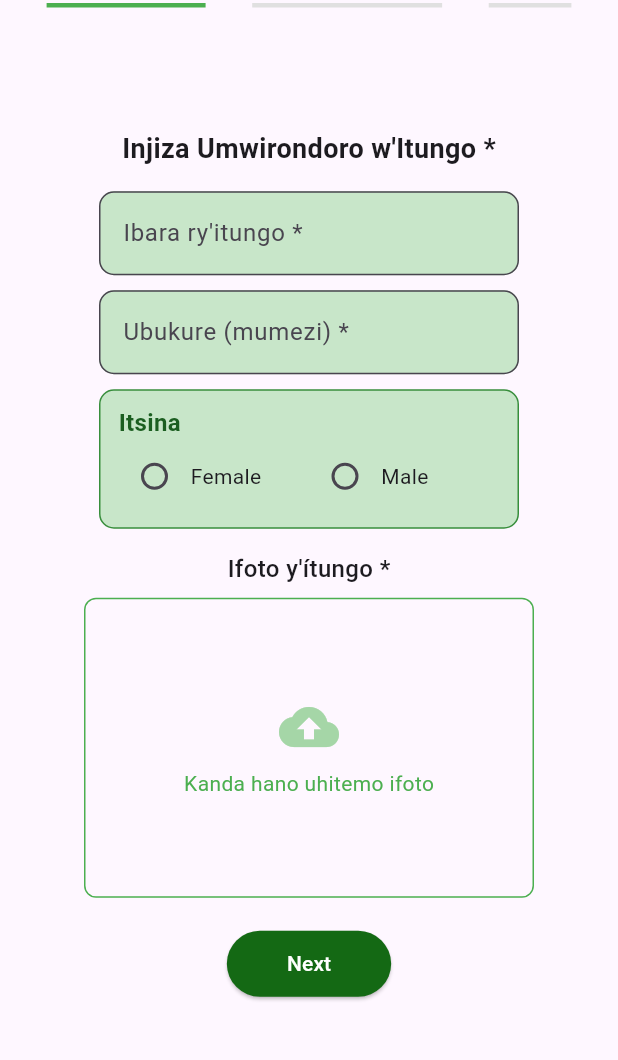
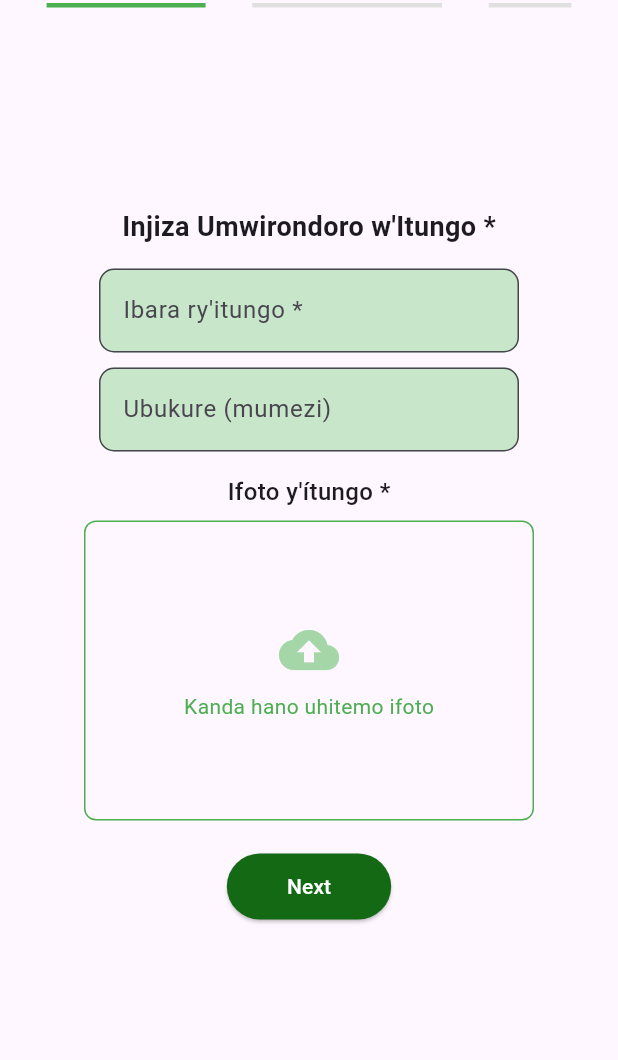
Before and after one commit to mugwaneza/MyFlutterUIdartFrogBknd, a Flutter app: the kwinjiza_itungo_form screen opened directly, after a tap on "Next", after a tap on "Back", on a phone screen of 412 x 824 dp, the part 126-1186 px from its top. Run offline on Flutter 3.47's test engine with Material 3 defaults, Android fonts, the phone set to English and light mode, and no system bars; our stand-ins replace file_picker, image_picker; missing offline and left inert: dotenv, postgres; network calls fail.

Commit message:
Itungo registration update

```diff
--- a/ndagiza/lib/pages/amatungo/kwinjiza_itungo_form.dart
+++ b/ndagiza/lib/pages/amatungo/kwinjiza_itungo_form.dart
@@ -209,6 +209,7 @@ class SharedFormData {
   dynamic ukozruui;
   dynamic uzmuui;
   dynamic selectedIsoko;
+  String? categoryText;
 }
 
 /// **Step 1 - Personal Details**
@@ -251,7 +252,7 @@ class PersonalDetailsStep extends StatelessWidget {
             ],
           ),
           _buildTextField(
-            "Ubukure (mumezi) *",
+            "Ubukure (mumezi)",
             ubukureController,
             keyboardType: TextInputType.numberWithOptions(decimal: true),
             inputFormatters: [
@@ -259,7 +260,6 @@ class PersonalDetailsStep extends StatelessWidget {
               LengthLimitingTextInputFormatter(6),
             ],
           ),
-          _buildGenderSelector(formData),
           SizedBox(height: 10),
           Text(
             "Ifoto y'ítungo *",
@@ -343,63 +343,59 @@ class PersonalDetailsStep extends StatelessWidget {
     );
   }
 
-  Widget _buildGenderSelector(SharedFormData formData) {
-    return Container(
-      width: 280,
-      margin: EdgeInsets.symmetric(vertical: 5),
-      padding: EdgeInsets.symmetric(horizontal: 12, vertical: 10),
-      decoration: BoxDecoration(
-        color: Colors.green[100],
-        borderRadius: BorderRadius.circular(10),
-        border: Border.all(color: Colors.green.shade700),
-      ),
-      child: Column(
-        crossAxisAlignment: CrossAxisAlignment.start,
-        children: [
-          Text(
-            "Itsina",
-            style: TextStyle(
-              fontSize: 16,
-              fontWeight: FontWeight.bold,
-              color: Colors.green.shade900,
-            ),
-          ),
-          Row(
-            children: [
-              Expanded(
-                child: Row(
-                  children: [
-                    Radio<String>(
-                      value: 'Female',
-                      groupValue: formData.igitsina,
-                      onChanged: (String? value) {
-                        formData.igitsina = value;
-                      },
-                    ),
-                    const Text('Female'),
-                  ],
-                ),
-              ),
-              Expanded(
-                child: Row(
-                  children: [
-                    Radio<String>(
-                      value: 'Male',
-                      groupValue: formData.igitsina,
-                      onChanged: (String? value) {
-                        formData.igitsina = value;
-                      },
-                    ),
-                    const Text('Male'),
-                  ],
-                ),
-              ),
-            ],
-          ),
-        ],
-      ),
-    );
-  }
+  // Widget _buildGenderSelector(SharedFormData formData) {
+  //   if (_selectedCategory == null ||
+  //       !genderByCategory.containsKey(_selectedCategory)) {
+  //     return const SizedBox();
+  //   }
+
+  //   final genders = genderByCategory[_selectedCategory]!;
+
+  //   return Container(
+  //     width: 280,
+  //     margin: const EdgeInsets.symmetric(vertical: 5),
+  //     padding: const EdgeInsets.symmetric(horizontal: 12, vertical: 10),
+  //     decoration: BoxDecoration(
+  //       color: Colors.green[100],
+  //       borderRadius: BorderRadius.circular(10),
+  //       border: Border.all(color: Colors.green.shade700),
+  //     ),
+  //     child: Column(
+  //       crossAxisAlignment: CrossAxisAlignment.start,
+  //       children: [
+  //         Text(
+  //           "Igitsina cy’itungo",
+  //           style: TextStyle(
+  //             fontSize: 16,
+  //             fontWeight: FontWeight.bold,
+  //             color: Colors.green.shade900,
+  //           ),
+  //         ),
+  //         const SizedBox(height: 6),
+  //         Row(
+  //           children: genders.map((gender) {
+  //             return Expanded(
+  //               child: Row(
+  //                 children: [
+  //                   Radio<String>(
+  //                     value: gender['value']!,
+  //                     groupValue: formData.igitsina,
+  //                     onChanged: (String? value) {
+  //                       setState(() {
+  //                         formData.igitsina = value;
+  //                       });
+  //                     },
+  //                   ),
+  //                   Text(gender['label']!),
+  //                 ],
+  //               ),
+  //             );
+  //           }).toList(),
+  //         ),
+  //       ],
+  //     ),
+  //   );
+  // }
 }
 
 /// **Step 2 - ID Proof**
@@ -427,9 +423,22 @@ class _IDProofStepState extends State<IDProofStep> {
       TextEditingController();
   dynamic _selectedCategory;
   dynamic _selectedUbwokobwitungo;
+  dynamic _selectedIgitsina;
+  String? _selectedText;
 
   final List<Map<String, dynamic>> _categories = [];
   final List<Map<String, dynamic>> _ubwokobwitungo = [];
+  final List<Map<String, dynamic>> listIgitsinaInka = [
+    {'value': 'Inyana', 'text': 'Inyana'},
+    {'value': 'Ijigija', 'text': 'Ijigija'},
+    {'value': 'Imbyeyi', 'text': 'Imbyeyi'},
+    {'value': 'Imfizi', 'text': 'Imfizi'},
+  ];
+  final List<Map<String, dynamic>> listIgitsinaIhene = [
+    {'value': 'Ishashi', 'text': 'Ishashi'},
+    {'value': 'Ijigija', 'text': 'Ijigija'},
+    {'value': 'Isekurume', 'text': 'Isekurume'},
+  ];
 
   bool isUbwokobwitungoAvailable = false;
   bool isImyakayokororokaAvailable = false;
@@ -546,11 +555,46 @@ class _IDProofStepState extends State<IDProofStep> {
             (val) {
               setState(() {
                 _selectedCategory = val;
+                _selectedIgitsina = null; //Reset Inka igitsina dropdown
+                final selected = _categories.firstWhere(
+                  (e) => e['value'] == val,
+                  orElse: () => {},
+                );
+
+                _selectedText = selected['text'];
+
                 _selectedUbwokobwitungo = null;
                 _imyakayokororokaController.text = '';
                 _amaeziibyariraController.text = '';
               });
               fetchUbwokobwitungoList();
+            },
+          ),
+          if (_selectedText == 'Inka')
+            _buildDropdownField(
+              "Igitsina cy’inka *",
+              _selectedIgitsina,
+              listIgitsinaInka,
+              (val) {
+                setState(() {
+                  _selectedIgitsina = val;
+                  widget.formData.igitsina = val;
+                  widget.formData.categoryText = _selectedText;
+                });
+              },
+            ),
+          if (_selectedText == 'Ihene')
+            _buildDropdownField(
+              "Igitsina cy’ihene *",
+              _selectedIgitsina,
+              listIgitsinaIhene,
+              (val) {
+                setState(() {
+                  _selectedIgitsina = val;
+                  widget.formData.igitsina = val;
+                  widget.formData.categoryText = _selectedText;
+                  print('igitsia>>>>>, $val');
+                });
               },
             ),
           Visibility(
@@ -614,6 +658,64 @@ class _IDProofStepState extends State<IDProofStep> {
                     padding: EdgeInsets.symmetric(horizontal: 40, vertical: 12),
                   ),
                   child: Text("Next", style: TextStyle(color: Colors.white))),
+            ],
+          ),
+        ],
+      ),
+    );
+  }
+
+  Widget _buildGenderSelector(SharedFormData formData) {
+    return Container(
+      width: 280,
+      margin: EdgeInsets.symmetric(vertical: 5),
+      padding: EdgeInsets.symmetric(horizontal: 12, vertical: 10),
+      decoration: BoxDecoration(
+        color: Colors.green[100],
+        borderRadius: BorderRadius.circular(10),
+        border: Border.all(color: Colors.green.shade700),
+      ),
+      child: Column(
+        crossAxisAlignment: CrossAxisAlignment.start,
+        children: [
+          Text(
+            "Itsina",
+            style: TextStyle(
+              fontSize: 16,
+              fontWeight: FontWeight.bold,
+              color: Colors.green.shade900,
+            ),
+          ),
+          Row(
+            children: [
+              Expanded(
+                child: Row(
+                  children: [
+                    Radio<String>(
+                      value: 'ishashi',
+                      groupValue: formData.igitsina,
+                      onChanged: (String? value) {
+                        formData.igitsina = value;
+                      },
+                    ),
+                    const Text('Ishashi'),
+                  ],
+                ),
+              ),
+              Expanded(
+                child: Row(
+                  children: [
+                    Radio<String>(
+                      value: 'isekurume',
+                      groupValue: formData.igitsina,
+                      onChanged: (String? value) {
+                        formData.igitsina = value;
+                      },
+                    ),
+                    const Text('Isekurume'),
+                  ],
+                ),
+              ),
             ],
           ),
         ],
@@ -697,6 +799,7 @@ class _IbindiDetailsStepState extends State<IbindiDetailsStep> {
   List<Map<String, dynamic>> _ListUkozororoka = [];
   List<Map<String, dynamic>> _ListUbuzimabwazo = [];
   List<Map<String, dynamic>> _ListIsoko = [];
+
   MediaType? getImageMediaType(String? filename) {
     if (filename == null) return null;
 
@@ -783,10 +886,64 @@ class _IbindiDetailsStepState extends State<IbindiDetailsStep> {
           Text("Ubusobanuro bwimbitse",
               style: TextStyle(fontSize: 18, fontWeight: FontWeight.bold)),
           SizedBox(height: 10),
+          if (widget.formData.categoryText == 'Ihene' &&
+              widget.formData.igitsina != 'Isekurume')
             _buildDropdownField(
               "Uko yororoka *",
               _selectedUkozororoka,
-            _ListUkozororoka,
+              _ListUkozororoka.where((e) =>
+                      e['text'] != 'Ni impfizi' &&
+                      e['text'] !=
+                          'Ni isekurume') //List Filtered Ihene yishashi Ukozororoka
+                  .toList(),
+              (val) {
+                setState(() {
+                  _selectedUkozororoka = val;
+                });
+              },
+            ),
+          if (widget.formData.categoryText == 'Ihene' &&
+              widget.formData.igitsina == 'Isekurume')
+            _buildDropdownField(
+              "Uko yororoka *",
+              _selectedUkozororoka,
+              _ListUkozororoka.where((e) =>
+                      e['text'] == 'Ni isekurume' ||
+                      e['text'] ==
+                          'Ntirirakura') //List Filtered Ihene yisekurume Ukozororoka
+                  .toList(),
+              (val) {
+                setState(() {
+                  _selectedUkozororoka = val;
+                });
+              },
+            ),
+          if (widget.formData.categoryText == 'Inka' &&
+              widget.formData.igitsina != 'Imfizi')
+            _buildDropdownField(
+              "Uko yororoka *",
+              _selectedUkozororoka,
+              _ListUkozororoka.where((e) =>
+                      e['text'] != 'Ni impfizi' &&
+                      e['text'] !=
+                          'Ni isekurume') //List Filtered Inka yishashi Ukozororoka
+                  .toList(),
+              (val) {
+                setState(() {
+                  _selectedUkozororoka = val;
+                });
+              },
+            ),
+          if (widget.formData.categoryText == 'Inka' &&
+              widget.formData.igitsina == 'Imfizi')
+            _buildDropdownField(
+              "Uko yororoka *",
+              _selectedUkozororoka,
+              _ListUkozororoka.where((e) =>
+                      e['text'] == 'Ni impfizi' ||
+                      e['text'] ==
+                          'Ntirirakura') //List Filtered Inka yimfizi Ukozororoka
+                  .toList(),
               (val) {
                 setState(() {
                   _selectedUkozororoka = val;
@@ -796,7 +953,11 @@ class _IbindiDetailsStepState extends State<IbindiDetailsStep> {
           _buildDropdownField(
             "Ubuzima bw'azo *",
             _selectedUbuzimabwazo,
-            _ListUbuzimabwazo, // pass the list as it is
+            _ListUbuzimabwazo.where((e) =>
+                    e['text'] == 'Ni rizima' ||
+                    e['text'] == 'Ryavunitse' ||
+                    e['text'] == 'Rirarwaye') //List Filtered ubuzima bwamatungo
+                .toList(),
             (val) {
               setState(() {
                 _selectedUbuzimabwazo = val;
```
Lines whose indentation alone changed are shown as unchanged.
